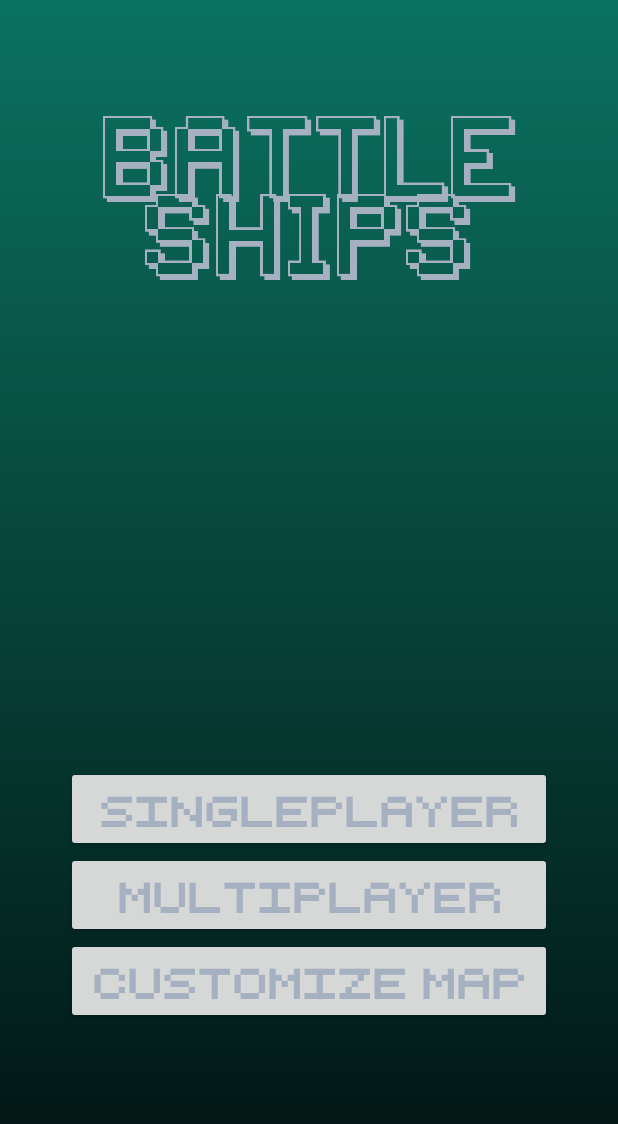
After one commit to am-moving-lightspeed/Android, an Android app: the fragment StartGameMenuFragment placed in its activity, on a phone screen of 412 x 824 dp. The commit adds this screen. Shown: the top 1124 px of the screen. Run offline under Robolectric (Android 15) with nearby library versions, the phone set to English and light mode, and no system bars.

Commit message:
Created menus' fragments.

```diff
--- a/Battleships/app/build.gradle
+++ b/Battleships/app/build.gradle
@@ -22,18 +22,19 @@ android {
     }
 
     repositories {
+        google()
         maven { url 'https://jitpack.io' }
     }
 }
 
 dependencies {
     implementation "androidx.fragment:fragment:1.2.5"
-//    implementation 'com.github.GoodieBag:CarouselPicker:v1.2'
     implementation fileTree(dir: "libs", include: ["*.jar"])
     implementation 'androidx.appcompat:appcompat:1.2.0'
     implementation 'androidx.constraintlayout:constraintlayout:2.0.4'
+    implementation "androidx.fragment:fragment:1.2.5"
 
-    testImplementation 'junit:junit:4.12'
+    testImplementation 'junit:junit:4.13.1'
     androidTestImplementation 'androidx.test.ext:junit:1.1.2'
     androidTestImplementation 'androidx.test.espresso:espresso-core:3.3.0'
 
--- a/Battleships/app/src/main/AndroidManifest.xml
+++ b/Battleships/app/src/main/AndroidManifest.xml
@@ -10,11 +10,15 @@
         android:supportsRtl="false"
         android:theme="@style/MainTheme">
 
-        <activity android:name=".activities.MainActivity">
+        <activity
+            android:name=".activities.MainActivity"
+            android:screenOrientation="portrait">
+
             <intent-filter>
                 <action android:name="android.intent.action.MAIN" />
                 <category android:name="android.intent.category.LAUNCHER" />
             </intent-filter>
+
         </activity>
 
     </application>
--- a/Battleships/app/src/main/java/com/oaoaoa/battleships/activities/MainActivity.java
+++ b/Battleships/app/src/main/java/com/oaoaoa/battleships/activities/MainActivity.java
@@ -9,6 +9,7 @@ import androidx.appcompat.app.AppCompatActivity;
 
 
 import com.oaoaoa.battleships.R;
+import com.oaoaoa.battleships.fragments.MainMenuFragment;
 
 
 
@@ -19,6 +20,11 @@ public class MainActivity extends AppCompatActivity {
 
         super.onCreate(savedInstanceState);
         setContentView(R.layout.activity_main);
+
+        getSupportFragmentManager().beginTransaction()
+                                   .setReorderingAllowed(true)
+                                   .add(R.id.fragmentContainerView_main, MainMenuFragment.class, null)
+                                   .commit();
 
         startBackgroundAnimation(findViewById(R.id.constraintLayout_main_container));
     }
--- /dev/null
+++ b/Battleships/app/src/main/java/com/oaoaoa/battleships/fragments/MainMenuFragment.java
@@ -0,0 +1,85 @@
+package com.oaoaoa.battleships.fragments;
+
+
+import android.content.Intent;
+import android.os.Bundle;
+import android.view.View;
+import android.widget.Button;
+
+import androidx.annotation.NonNull;
+import androidx.annotation.Nullable;
+import androidx.fragment.app.Fragment;
+
+import com.oaoaoa.battleships.R;
+import com.oaoaoa.battleships.activities.ProfileActivity;
+import com.oaoaoa.battleships.activities.StatisticsActivity;
+
+
+
+public class MainMenuFragment extends Fragment {
+
+    public MainMenuFragment() {
+
+        super(R.layout.fragment_main_menu);
+    }
+
+
+    @Override
+    public void onViewCreated(@NonNull View view, @Nullable Bundle savedInstanceState) {
+
+        super.onViewCreated(view, savedInstanceState);
+
+        Button bStartGame  = view.findViewById(R.id.button_main_startGame);
+        Button bProfile    = view.findViewById(R.id.button_main_profile);
+        Button bStatistics = view.findViewById(R.id.button_main_statistics);
+        Button bQuitGame   = view.findViewById(R.id.button_main_quitGame);
+
+        // region Events
+        bStartGame.setOnClickListener(new View.OnClickListener() {
+
+            @Override
+            public void onClick(View view) {
+
+                requireActivity().getSupportFragmentManager()
+                                 .beginTransaction()
+                                 .setReorderingAllowed(true)
+                                 .replace(R.id.fragmentContainerView_main,
+                                          StartGameMenuFragment.class,
+                                          null)
+                                 .commit();
+            }
+        });
+
+        bProfile.setOnClickListener(new View.OnClickListener() {
+
+            @Override
+            public void onClick(View view) {
+
+                Intent intent = new Intent(requireActivity(), ProfileActivity.class);
+                startActivity(intent);
+            }
+        });
+
+        bStatistics.setOnClickListener(new View.OnClickListener() {
+
+            @Override
+            public void onClick(View view) {
+
+                Intent intent = new Intent(requireActivity(), StatisticsActivity.class);
+                startActivity(intent);
+            }
+        });
+
+        bQuitGame.setOnClickListener(new View.OnClickListener() {
+
+            @Override
+            public void onClick(View view) {
+
+                requireActivity().finish();
+                System.exit(0);
+            }
+        });
+        // endregion
+    }
+
+}
--- /dev/null
+++ b/Battleships/app/src/main/java/com/oaoaoa/battleships/fragments/StartGameMenuFragment.java
@@ -0,0 +1,17 @@
+package com.oaoaoa.battleships.fragments;
+
+
+import androidx.fragment.app.Fragment;
+
+import com.oaoaoa.battleships.R;
+
+
+
+public class StartGameMenuFragment extends Fragment {
+
+    public StartGameMenuFragment() {
+
+        super(R.layout.fragment_main_start_game_menu);
+    }
+
+}
--- /dev/null
+++ b/Battleships/app/src/main/res/layout/fragment_main_start_game_menu.xml
@@ -0,0 +1,33 @@
+<?xml version="1.0" encoding="utf-8"?>
+<LinearLayout
+    xmlns:android="http://schemas.android.com/apk/res/android"
+    android:layout_width="match_parent"
+    android:layout_height="match_parent"
+    android:orientation="vertical">
+
+    <!-- TODO: replace buttons -->
+    <Button
+        android:id="@+id/qwe1"
+        android:layout_width="match_parent"
+        android:layout_height="wrap_content"
+        android:gravity="center"
+        android:text="@string/main_startGameMenu_singleplayer"
+        android:textSize="28sp" />
+
+    <Button
+        android:id="@+id/qwe2"
+        android:layout_width="match_parent"
+        android:layout_height="wrap_content"
+        android:gravity="center"
+        android:text="@string/main_startGameMenu_multiplayer"
+        android:textSize="28sp" />
+
+    <Button
+        android:id="@+id/qwe3"
+        android:layout_width="match_parent"
+        android:layout_height="wrap_content"
+        android:gravity="center"
+        android:text="@string/main_startGameMenu_customizeMap"
+        android:textSize="28sp" />
+
+</LinearLayout>
--- a/Battleships/app/src/main/res/values/dimens.xml
+++ b/Battleships/app/src/main/res/values/dimens.xml
@@ -12,6 +12,6 @@
     <dimen name="padding_activity_16dp">16dp</dimen>
     <dimen name="padding_activity_12dp">12dp</dimen>
     <dimen name="padding_activity_8dp">8dp</dimen>
-    <dimen name="padding_main_44dp">44dp</dimen>
+    <dimen name="padding_main_32dp">32dp</dimen>
 
 </resources>
--- a/Battleships/app/src/main/res/values/strings.xml
+++ b/Battleships/app/src/main/res/values/strings.xml
@@ -4,9 +4,12 @@
 
     <string name="main_header">Battle ships</string>
     <string name="main_menu_startGame">Start game</string>
-    <string name="main_menu_customizeMap">Customize map</string>
     <string name="main_menu_profile">Profile</string>
     <string name="main_menu_statistics">Statistics</string>
     <string name="main_menu_quitGame">Quit game</string>
 
+    <string name="main_startGameMenu_singleplayer">Singleplayer</string>
+    <string name="main_startGameMenu_multiplayer">Multiplayer</string>
+    <string name="main_startGameMenu_customizeMap">Customize map</string>
+
 </resources>
--- a/Battleships/app/src/main/res/values/styles_main.xml
+++ b/Battleships/app/src/main/res/values/styles_main.xml
@@ -20,8 +20,8 @@
     <style name="BattleShips.Main.Menu.Container">
         <item name="android:layout_width">match_parent</item>
         <item name="android:layout_height">wrap_content</item>
-        <item name="android:paddingStart">@dimen/padding_main_44dp</item>
-        <item name="android:paddingEnd">@dimen/padding_main_44dp</item>
+        <item name="android:paddingStart">@dimen/padding_main_32dp</item>
+        <item name="android:paddingEnd">@dimen/padding_main_32dp</item>
         <item name="android:gravity">center</item>
         <item name="android:orientation">vertical</item>
     </style>
```
Also changed, not shown: Battleships/app/src/main/java/com/oaoaoa/battleships/activities/ProfileActivity.java (added, +9 -0 lines), Battleships/app/src/main/java/com/oaoaoa/battleships/activities/StatisticsActivity.java (added, +9 -0 lines), Battleships/app/src/main/res/layout/activity_main.xml (+3 -46 lines), Battleships/app/src/main/res/layout/fragment_main_menu.xml (added, +41 -0 lines).
